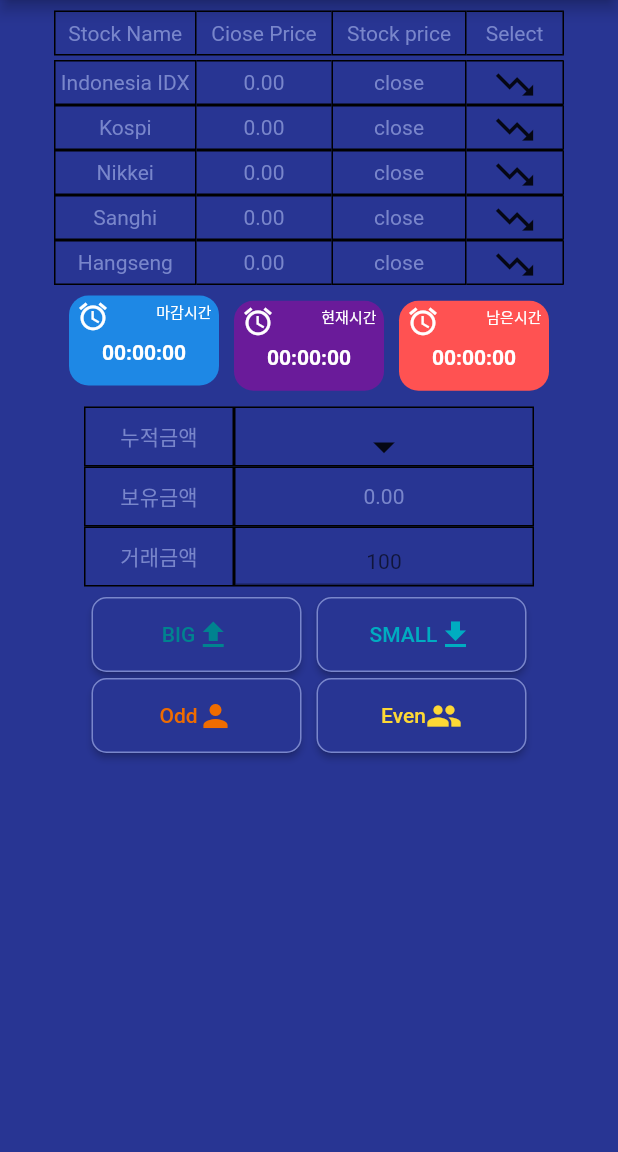
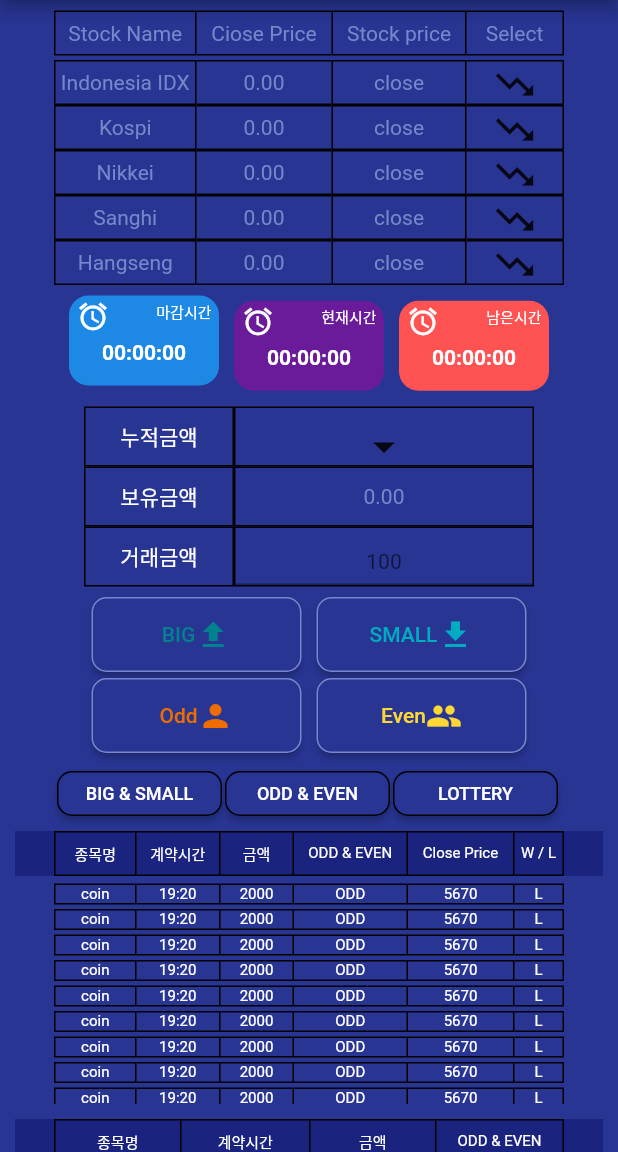
Before and after one commit to LeeSeulgi97/test_demo, a Flutter app: the screen it shows after launch, on a phone screen of 412 x 824 dp, the part 84-1236 px from its top. Run offline on Flutter 3.47's test engine with Material 2 defaults, Android fonts, the phone set to English and light mode, and no system bars.

Commit message:
1. main파일에 list_button, second_List, third_List 파일 연결추가 2. cash_slot의 row정렬만 박스선 수정 3. list_button파일 추가 -> 버튼 3개 (후에 3개누를시 선택사항으로 변경및 밑에 리스트도 같이 변동) 4.second_List 파일 추가 - 리스트추가 5. third_List 파일 추가 - 리스트 추가

```diff
--- a/seven_bit_test_app/lib/cash_slot.dart
+++ b/seven_bit_test_app/lib/cash_slot.dart
@@ -13,7 +13,7 @@ Widget cash_slot(context){
           mainAxisAlignment: MainAxisAlignment.center,
           children: <Widget>[
             Container( width: 100,height: MediaQuery.of(context).size.height,
-              child: Text('누적금액', textAlign: TextAlign.center,style: TextStyle(color: Colors.indigo[300])),alignment: Alignment(0.0, 0.0),
+              child: Text('누적금액', textAlign: TextAlign.center,style: TextStyle(color: Colors.white)),alignment: Alignment(0.0, 0.0),
               decoration: BoxDecoration(border: Border.all(color: Colors.black)),),
             Container(width: 200,height: MediaQuery.of(context).size.height,
               decoration: BoxDecoration(border: Border.all(color: Colors.black)),
@@ -38,7 +38,7 @@ Widget cash_slot(context){
           mainAxisAlignment: MainAxisAlignment.center,
           children: <Widget>[
             Container( width: 100,height: MediaQuery.of(context).size.height,
-              child: Text('보유금액', textAlign: TextAlign.center,style: TextStyle(color: Colors.indigo[300])),alignment: Alignment(0.0, 0.0),
+              child: Text('보유금액', textAlign: TextAlign.center,style: TextStyle(color: Colors.white)),alignment: Alignment(0.0, 0.0),
               decoration: BoxDecoration(border: Border.all(color: Colors.black)),),
             Container( width: 200,height: MediaQuery.of(context).size.height,
               child: Text('0.00', textAlign: TextAlign.center,style: TextStyle(color: Colors.indigo[300])),alignment: Alignment(0.0, 0.0),
@@ -52,7 +52,7 @@ Widget cash_slot(context){
           mainAxisAlignment: MainAxisAlignment.center,
           children: <Widget>[
             Container( width: 100,height: MediaQuery.of(context).size.height,
-              child: Text('거래금액', textAlign: TextAlign.center,style: TextStyle(color: Colors.indigo[300])),alignment: Alignment(0.0, 0.0),
+              child: Text('거래금액', textAlign: TextAlign.center,style: TextStyle(color: Colors.white)),alignment: Alignment(0.0, 0.0),
               decoration: BoxDecoration(border: Border.all(color: Colors.black)),),
             Container(
               width: 200,height: MediaQuery.of(context).size.height,
--- /dev/null
+++ b/seven_bit_test_app/lib/list_button.dart
@@ -0,0 +1,52 @@
+import 'package:flutter/material.dart';
+
+Widget list_button(){
+  return Container(
+    height: 30,
+    margin: const EdgeInsets.only(top: 5,left: 10,right: 10),
+    child: Row(
+      mainAxisAlignment: MainAxisAlignment.center,
+      children: <Widget>[
+        Container(
+          margin: const EdgeInsets.only(right: 2),
+          width: 110,
+          child: RaisedButton(
+            child: Text('BIG & SMALL', style: TextStyle(color: Colors.white,fontSize: 12),),
+            shape: RoundedRectangleBorder(
+                borderRadius: BorderRadius.circular(10),
+                side: BorderSide(color: Colors.black)
+            ),
+            color: Colors.indigo[800],
+            onPressed: (){},
+          ),
+        ),
+        Container(
+          margin: const EdgeInsets.only(right: 2),
+          width: 110,
+          child: RaisedButton(
+            child: Text('ODD & EVEN', style: TextStyle(color: Colors.white,fontSize: 12),),
+            shape: RoundedRectangleBorder(
+                borderRadius: BorderRadius.circular(10),
+                side: BorderSide(color: Colors.black)
+            ),
+            color: Colors.indigo[800],
+            onPressed: (){},
+          ),
+        ),
+        Container(
+          margin: const EdgeInsets.only(right: 2),
+          width: 110,
+          child: RaisedButton(
+            child: Text('LOTTERY', style: TextStyle(color: Colors.white,fontSize: 12),),
+            shape: RoundedRectangleBorder(
+                borderRadius: BorderRadius.circular(10),
+                side: BorderSide(color: Colors.black)
+            ),
+            color: Colors.indigo[800],
+            onPressed: (){},
+          ),
+        ),
+      ],
+    ),
+  );
+}
--- a/seven_bit_test_app/lib/main.dart
+++ b/seven_bit_test_app/lib/main.dart
@@ -4,6 +4,9 @@ import 'first_List.dart';
 import 'time_slot.dart';
 import 'cash_slot.dart';
 import 'button_slot.dart';
+import 'list_button.dart';
+import 'second_List.dart';
+import 'third_List.dart';
 
 void main() {
   runApp(MyApp());
@@ -46,6 +49,9 @@ class _MyHomePageState extends State<MyHomePage> {
                   time_slot(),
                   cash_slot(context),
                   button_slot(context),
+                  list_button(),
+                  second_List(context),
+                  third_List(context)
                 ],
             ),
           ),
--- /dev/null
+++ b/seven_bit_test_app/lib/second_List.dart
@@ -0,0 +1,78 @@
+import 'package:flutter/material.dart';
+
+Widget second_List (context){
+  return Column(
+    children: <Widget>[
+      Container(
+        height: 30,
+        margin: const EdgeInsets.only(top: 10, left: 10, right: 10),
+        color: Colors.indigo[900],
+        child: Row(
+          mainAxisAlignment: MainAxisAlignment.center,
+          children: <Widget>[
+            Container(
+              width: 55,height: MediaQuery.of(context).size.height,
+              child: Text('종목명', textAlign: TextAlign.center,style: TextStyle(color: Colors.white,fontSize: 10)),alignment: Alignment(0.0, 0.0),
+              decoration: BoxDecoration(border: Border.all(color: Colors.black)),),
+            Container(width: 55, height: MediaQuery.of(context).size.height,
+              child:  Text('계약시간', textAlign: TextAlign.center,style: TextStyle(color: Colors.white,fontSize: 10)),alignment: Alignment(0.0, 0.0),
+              decoration: BoxDecoration(border: Border(top: BorderSide(color: Colors.black), bottom: BorderSide(color: Colors.black))),),
+            Container(width: 50, height: MediaQuery.of(context).size.height,
+              child: Text('금액', textAlign: TextAlign.center,style: TextStyle(color: Colors.white,fontSize: 10)),alignment: Alignment(0.0, 0.0),
+              decoration: BoxDecoration(border: Border.all(color: Colors.black)),),
+            Container(width: 75,height: MediaQuery.of(context).size.height,
+              child: Text('ODD & EVEN', textAlign: TextAlign.center,style: TextStyle(color: Colors.white,fontSize: 10)),alignment: Alignment(0.0, 0.0),
+              decoration: BoxDecoration(border: Border(top: BorderSide(color: Colors.black), bottom: BorderSide(color: Colors.black))),),
+            Container(width: 72, height: MediaQuery.of(context).size.height,
+              child: Text('Close Price', textAlign: TextAlign.center,style: TextStyle(color: Colors.white,fontSize: 10)),alignment: Alignment(0.0, 0.0),
+              decoration: BoxDecoration(border: Border.all(color: Colors.black)),),
+            Container(width: 33, height: MediaQuery.of(context).size.height,
+              child: Text('W / L', textAlign: TextAlign.center,style: TextStyle(color: Colors.white,fontSize: 10)),alignment: Alignment(0.0, 0.0),
+              decoration: BoxDecoration(border: Border(top: BorderSide(color: Colors.black), bottom: BorderSide(color: Colors.black),right: BorderSide(color: Colors.black))),),
+          ],
+        ),
+      ),
+      Container(
+        height: 150,
+        color: Colors.indigo[800],
+        margin: const EdgeInsets.only(top: 2,left: 5,right: 5),
+          child: ListView.builder(
+            itemCount: 40, // 필요한 개수만큼 아이템 생성
+//                              itemExtent: 100.0,
+            itemBuilder: (context, index) =>
+                makeItem(),
+          )
+      )
+    ],
+  );
+}
+
+Widget makeItem(){
+  return Container(
+    child: Row(
+      mainAxisAlignment: MainAxisAlignment.center,
+      children: <Widget>[
+        Container(
+          width: 55,
+          child: Text('coin', textAlign: TextAlign.center,style: TextStyle(color: Colors.white,fontSize: 10)),alignment: Alignment(0.0, 0.0),
+          decoration: BoxDecoration(border: Border.all(color: Colors.black)),),
+        Container(width: 55,
+          child:  Text('19:20', textAlign: TextAlign.center,style: TextStyle(color: Colors.white,fontSize: 10)),alignment: Alignment(0.0, 0.0),
+          decoration: BoxDecoration(border: Border(top: BorderSide(color: Colors.black), bottom: BorderSide(color: Colors.black))),),
+        Container(width: 50,
+          child: Text('2000', textAlign: TextAlign.center,style: TextStyle(color: Colors.white,fontSize: 10)),alignment: Alignment(0.0, 0.0),
+          decoration: BoxDecoration(border: Border.all(color: Colors.black)),),
+        Container(width: 75,
+          child: Text('ODD', textAlign: TextAlign.center,style: TextStyle(color: Colors.white,fontSize: 10)),alignment: Alignment(0.0, 0.0),
+          decoration: BoxDecoration(border: Border(top: BorderSide(color: Colors.black), bottom: BorderSide(color: Colors.black))),),
+        Container(width: 72,
+          child: Text('5670', textAlign: TextAlign.center,style: TextStyle(color: Colors.white,fontSize: 10)),alignment: Alignment(0.0, 0.0),
+          decoration: BoxDecoration(border: Border.all(color: Colors.black)),),
+        Container(width: 33,
+          child: Text('L', textAlign: TextAlign.center,style: TextStyle(color: Colors.white,fontSize: 10)),alignment: Alignment(0.0, 0.0),
+          decoration: BoxDecoration(border: Border(top: BorderSide(color: Colors.black), bottom: BorderSide(color: Colors.black),right: BorderSide(color: Colors.black))),),
+      ],
+    ),
+    padding: EdgeInsets.only(top: 3),
+  );
+}
--- /dev/null
+++ b/seven_bit_test_app/lib/third_List.dart
@@ -0,0 +1,66 @@
+import 'package:flutter/material.dart';
+
+Widget third_List(context){
+  return Column(
+    children: <Widget>[
+      Container(
+        height: 30,
+        margin: const EdgeInsets.only(top: 10, left: 10, right: 10),
+        color: Colors.indigo[900],
+        child: Row(
+          mainAxisAlignment: MainAxisAlignment.center,
+          children: <Widget>[
+            Container(
+              width: 85,height: MediaQuery.of(context).size.height,
+              child: Text('종목명', textAlign: TextAlign.center,style: TextStyle(color: Colors.white,fontSize: 10)),alignment: Alignment(0.0, 0.0),
+              decoration: BoxDecoration(border: Border.all(color: Colors.black)),),
+            Container(width: 85, height: MediaQuery.of(context).size.height,
+              child:  Text('계약시간', textAlign: TextAlign.center,style: TextStyle(color: Colors.white,fontSize: 10)),alignment: Alignment(0.0, 0.0),
+              decoration: BoxDecoration(border: Border(top: BorderSide(color: Colors.black), bottom: BorderSide(color: Colors.black))),),
+            Container(width: 85, height: MediaQuery.of(context).size.height,
+              child: Text('금액', textAlign: TextAlign.center,style: TextStyle(color: Colors.white,fontSize: 10)),alignment: Alignment(0.0, 0.0),
+              decoration: BoxDecoration(border: Border.all(color: Colors.black)),),
+            Container(width: 85, height: MediaQuery.of(context).size.height,
+              child: Text('ODD & EVEN', textAlign: TextAlign.center,style: TextStyle(color: Colors.white,fontSize: 10)),alignment: Alignment(0.0, 0.0),
+              decoration: BoxDecoration(border: Border(top: BorderSide(color: Colors.black), bottom: BorderSide(color: Colors.black),right: BorderSide(color: Colors.black))),),
+          ],
+        ),
+      ),
+      Container(
+          height: 150,
+          color: Colors.indigo[800],
+          margin: const EdgeInsets.only(top: 2,left: 5,right: 5, bottom: 10),
+          child: ListView.builder(
+            itemCount: 40, // 필요한 개수만큼 아이템 생성
+//                              itemExtent: 100.0,
+            itemBuilder: (context, index) =>
+                makeRowItem(),
+          )
+      )
+    ],
+  );
+}
+
+Widget makeRowItem(){
+  return Container(
+    child: Row(
+      mainAxisAlignment: MainAxisAlignment.center,
+      children: <Widget>[
+        Container(
+          width: 85,
+          child: Text('coin', textAlign: TextAlign.center,style: TextStyle(color: Colors.white,fontSize: 10)),alignment: Alignment(0.0, 0.0),
+          decoration: BoxDecoration(border: Border.all(color: Colors.black)),),
+        Container(width: 85,
+          child:  Text('19:20', textAlign: TextAlign.center,style: TextStyle(color: Colors.white,fontSize: 10)),alignment: Alignment(0.0, 0.0),
+          decoration: BoxDecoration(border: Border(top: BorderSide(color: Colors.black), bottom: BorderSide(color: Colors.black))),),
+        Container(width: 85,
+          child: Text('2000', textAlign: TextAlign.center,style: TextStyle(color: Colors.white,fontSize: 10)),alignment: Alignment(0.0, 0.0),
+          decoration: BoxDecoration(border: Border.all(color: Colors.black)),),
+        Container(width: 85,
+          child: Text('ODD', textAlign: TextAlign.center,style: TextStyle(color: Colors.white,fontSize: 10)),alignment: Alignment(0.0, 0.0),
+          decoration: BoxDecoration(border: Border(top: BorderSide(color: Colors.black), bottom: BorderSide(color: Colors.black),right: BorderSide(color: Colors.black))),),
+      ],
+    ),
+    padding: EdgeInsets.only(top: 3),
+  );
+}
```
